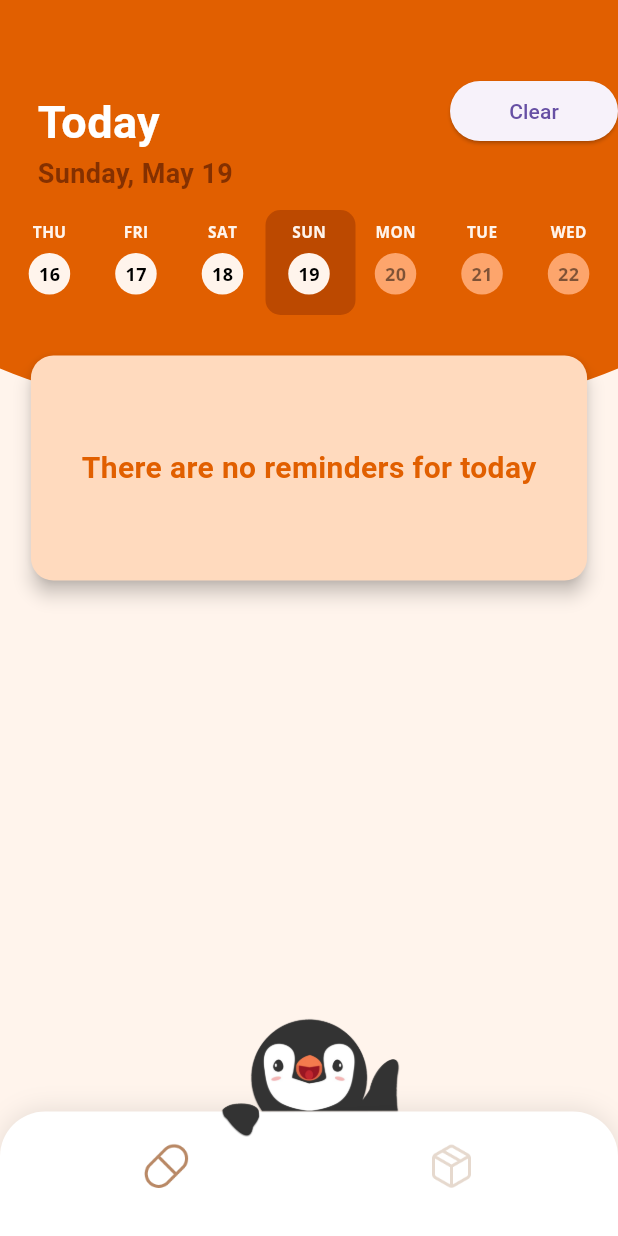
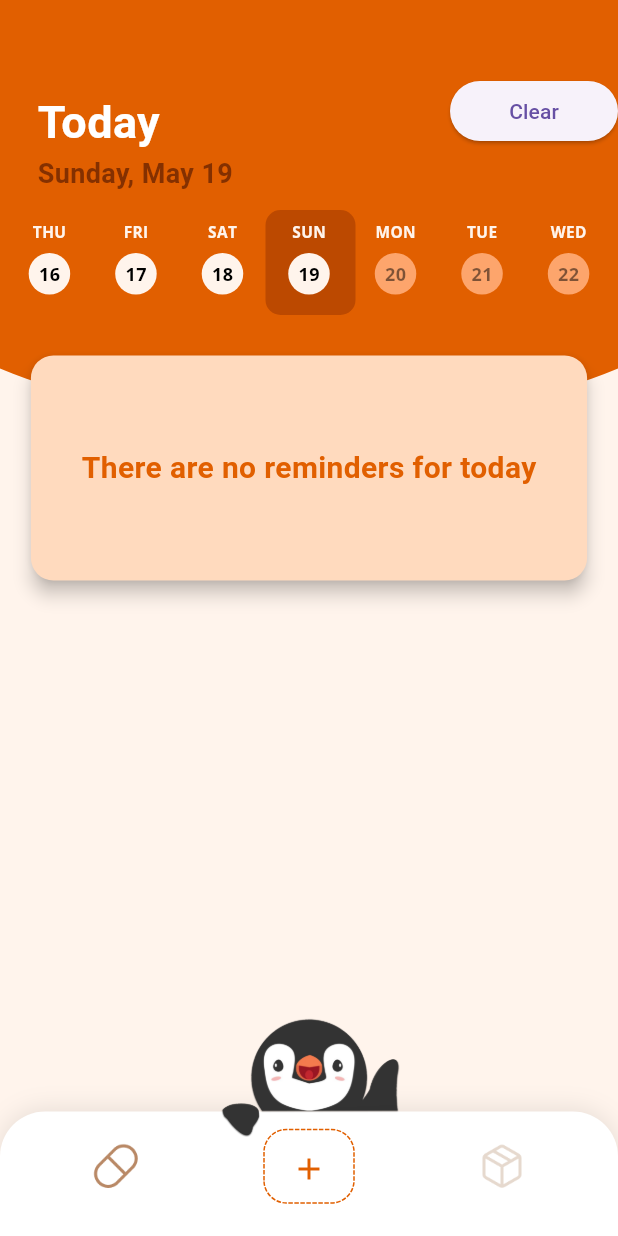
Before and after one commit to YZ1GO/L.EIC017_ES_PRJ, a Flutter app: the screen it shows after launch, on a phone screen of 412 x 824 dp. Run offline on Flutter 3.47's test engine with Material 3 defaults, Android fonts, the phone set to English and light mode, and no system bars; drawn by our look-alikes of dotted_border; our stand-ins replace firebase_core, firebase_database, flutter_local_notifications, flutter_timezone, font_awesome_flutter, permission_handler and 3 more; accounts and stored records are empty.

Commit message:
changed show control center to a plus icon in navigation_menu.dart

```diff
--- a/app/lib/navigation_menu.dart
+++ b/app/lib/navigation_menu.dart
@@ -1,3 +1,4 @@
+import 'package:dotted_border/dotted_border.dart';
 import 'package:flutter/material.dart';
 import 'model/medicaments.dart';
 import 'screens/home_screen.dart';
@@ -69,9 +70,7 @@ class NavigationMenuState extends State<NavigationMenu> {
             bottom: kBottomNavigationBarHeight + 10,
             left: (MediaQuery.of(context).size.width - 150) / 2,
             child: MaterialButton(
-              onPressed: () {
-                showControlCenter(context, _refreshHomeScreenOnReminderSaved, _medicamentList, refreshStockList);
-              },
+              onPressed: null,
               elevation: 0,
               highlightElevation: 0,
               color: Colors.transparent,
@@ -130,6 +129,25 @@ class NavigationMenuState extends State<NavigationMenu> {
                 ),
                 Padding(
                   padding: const EdgeInsets.only(bottom: 10),
+                  child: DottedBorder(
+                    borderType: BorderType.RRect,
+                    radius: const Radius.circular(15),
+                    padding: const EdgeInsets.all(6),
+                    color: const Color.fromRGBO(225, 95, 0, 1),
+                    child: IconButton(
+                      icon: const Icon(
+                        Icons.add,
+                        color: Color.fromRGBO(225, 95, 0, 1),
+                        size: 24,
+                      ),
+                      onPressed: () {
+                        showControlCenter(context, _refreshHomeScreenOnReminderSaved, _medicamentList, refreshStockList);
+                      },
+                    ),
+                  ),
+                ),
+                Padding(
+                  padding: const EdgeInsets.only(bottom: 10),
                   child: IconButton(
                     key: const Key('stock screen button'),
                     icon: ColorFiltered(
--- a/app/pubspec.yaml
+++ b/app/pubspec.yaml
@@ -48,6 +48,7 @@ dependencies:
   mockito: ^5.4.4
   timezone: ^0.9.3
   flutter_timezone: ^1.0.8
+  dotted_border: ^2.1.0
 
 dev_dependencies:
   flutter_test:
```
